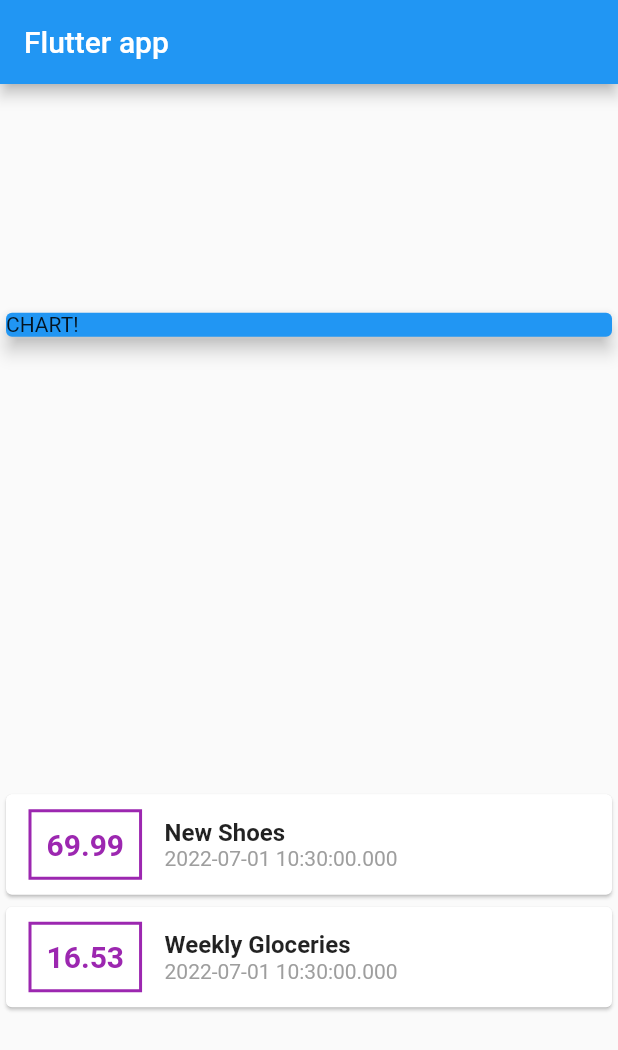
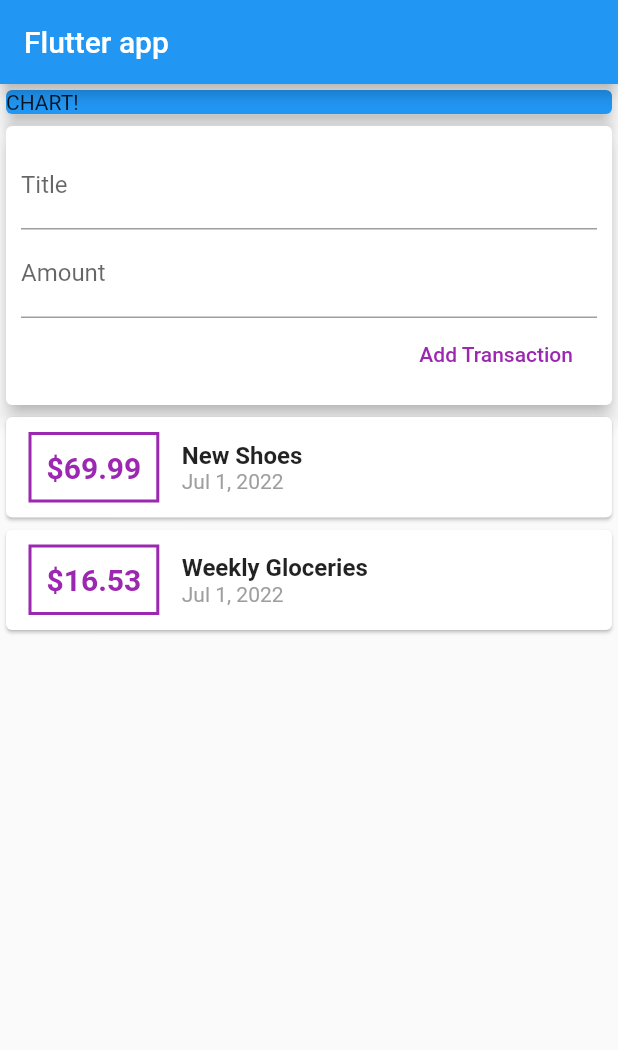
Before and after one commit to suad-mo/personal_expenses, a Flutter app: the screen it shows after launch, on a phone screen of 412 x 824 dp. Shown: the top 1050 px of the screen. Run offline on Flutter 3.47's test engine with Material 2 defaults, Android fonts, the phone set to English and light mode, and no system bars.

Commit message:
Add Text Field and Formating Dates...

```diff
--- a/lib/main.dart
+++ b/lib/main.dart
@@ -1,5 +1,7 @@
 import 'package:flutter/material.dart';
-import 'package:personal_expenses/transaction.dart';
+import 'package:intl/intl.dart';
+
+import './transaction.dart';
 
 void main() {
   runApp(MyApp());
@@ -47,21 +49,53 @@ class MyHomePage extends StatelessWidget {
     )
   ];
 
+  String? titleInput;
+  String? amountInput;
+
   @override
   Widget build(BuildContext context) {
     return Scaffold(
       appBar: AppBar(title: const Text('Flutter app')),
       body: Column(
-        mainAxisAlignment: MainAxisAlignment.spaceAround,
+        //mainAxisAlignment: MainAxisAlignment.spaceAround,
         crossAxisAlignment: CrossAxisAlignment.stretch,
         children: <Widget>[
           Container(
             width: double.infinity,
             // alignment: Alignment.center,
-            child: const Card(
+            child: Card(
               color: Colors.blue,
               child: Text('CHART!'),
               elevation: 5,
+            ),
+          ),
+          Card(
+            elevation: 5,
+            child: Container(
+              padding: EdgeInsets.all(10),
+              child: Column(
+                crossAxisAlignment: CrossAxisAlignment.end,
+                children: <Widget>[
+                  TextField(
+                    decoration: InputDecoration(labelText: 'Title'),
+                    onChanged: (val) {
+                      titleInput = val;
+                    },
+                  ),
+                  TextField(
+                    decoration: InputDecoration(labelText: 'Amount'),
+                    onChanged: (val) => amountInput = val,
+                  ),
+                  FlatButton(
+                    onPressed: () {
+                      print(titleInput);
+                      print(amountInput);
+                    },
+                    child: Text('Add Transaction'),
+                    textColor: Colors.purple,
+                  )
+                ],
+              ),
             ),
           ),
           Column(
@@ -81,7 +115,8 @@ class MyHomePage extends StatelessWidget {
                       )),
                       padding: const EdgeInsets.all(10),
                       child: Text(
-                        tx.amount.toString(),
+                        // tx.amount.toString(),
+                        '\$${tx.amount}',
                         style: const TextStyle(
                             fontWeight: FontWeight.bold,
                             fontSize: 20,
@@ -99,7 +134,7 @@ class MyHomePage extends StatelessWidget {
                           ),
                         ),
                         Text(
-                          tx.date.toString(),
+                          DateFormat.yMMMd().format(tx.date),
                           style: const TextStyle(
                             color: Colors.grey,
                           ),
--- a/pubspec.yaml
+++ b/pubspec.yaml
@@ -29,7 +29,7 @@ environment:
 dependencies:
   flutter:
     sdk: flutter
-
+  intl: ^0.17.0
 
   # The following adds the Cupertino Icons font to your application.
   # Use with the CupertinoIcons class for iOS style icons.
```
Also changed, not shown: pubspec.lock.
